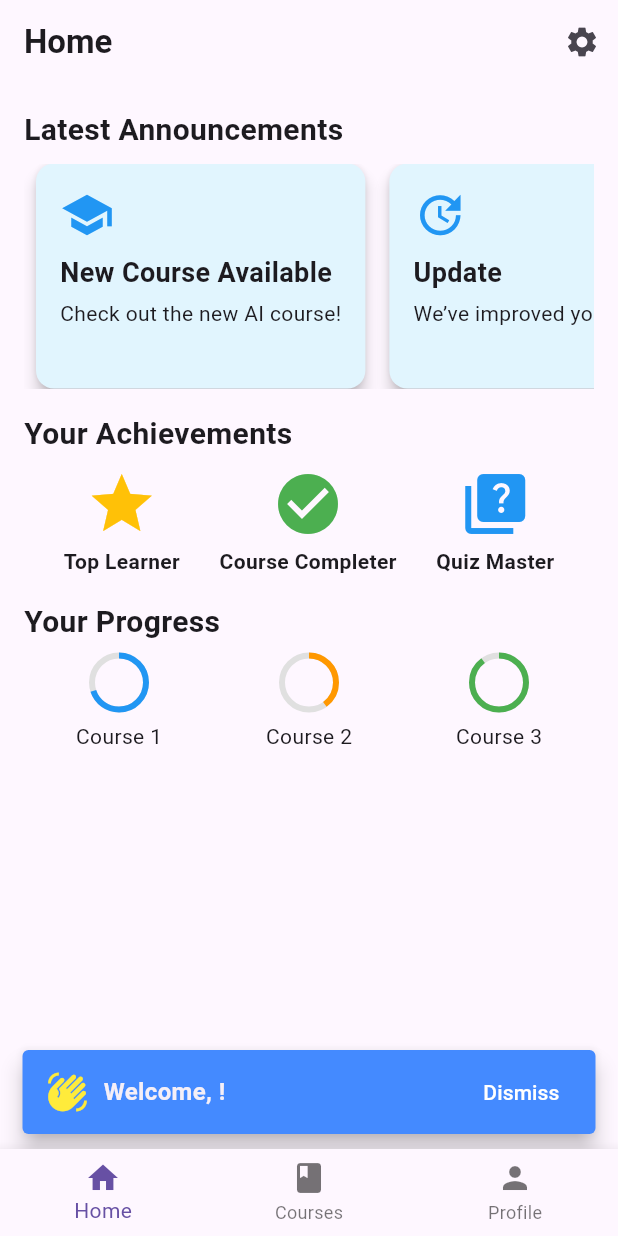
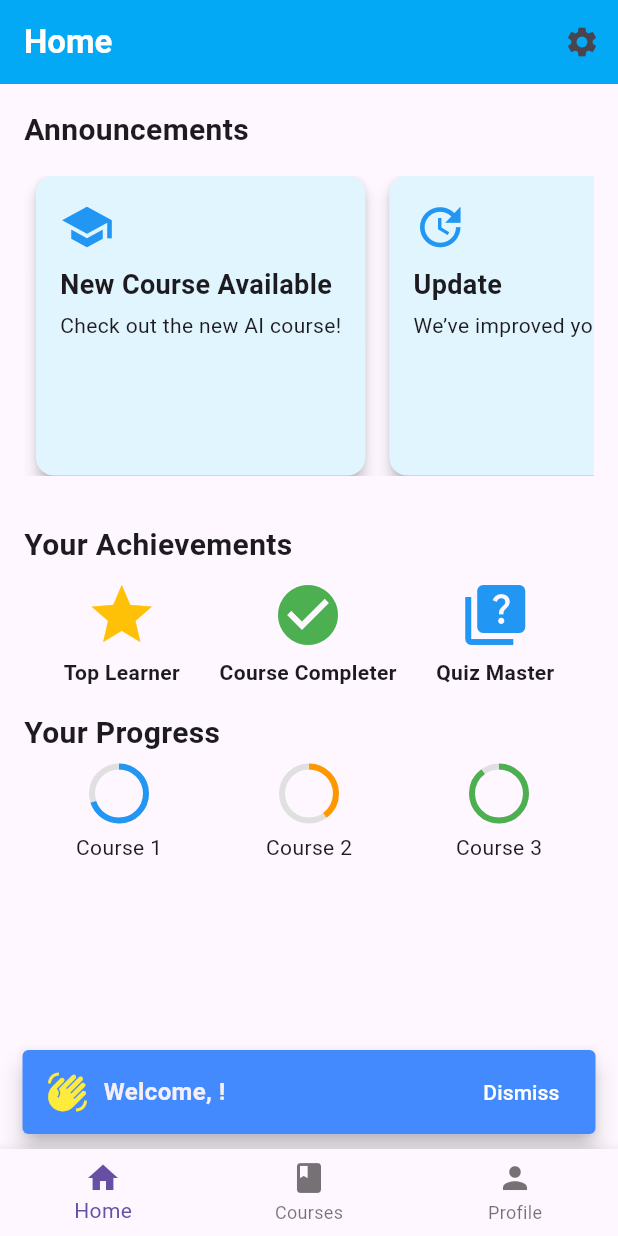
Before and after one commit to Zolender/Edifun, a Flutter app: the HomePage screen opened directly, on a phone screen of 412 x 824 dp. Run offline on Flutter 3.47's test engine with Material 3 defaults, Android fonts, the phone set to English and light mode, and no system bars; our stand-ins replace cloud_firestore, firebase_auth, firebase_core; accounts and stored records are empty.

Commit message:
changing the appbar color

```diff
--- a/lib/pages/home.dart
+++ b/lib/pages/home.dart
@@ -24,6 +24,7 @@ class _HomePageState extends State<HomePage> with SingleTickerProviderStateMixin
     });
   }
 
+
  // Show enhanced welcome snackbar
 void showEnhancedWelcomeSnackbar(BuildContext context) {
   final user = FirebaseAuth.instance.currentUser;
@@ -48,12 +49,14 @@ class _HomePageState extends State<HomePage> with SingleTickerProviderStateMixin
         label: 'Dismiss',
         textColor: Colors.white,
         onPressed: () {
-            // Optional: Handle dismiss action
+          // Dismiss snackbar
+          ScaffoldMessenger.of(context).hideCurrentSnackBar();
         },
       ),
     ),
   );
 }
+
 
   // Handle navigation for BottomNavigationBar
   void _onItemTapped(int index) {
@@ -86,8 +89,9 @@ class _HomePageState extends State<HomePage> with SingleTickerProviderStateMixin
       appBar: AppBar(
         title: const Text(
           'Home',
-          style: TextStyle(fontSize: 22, fontWeight: FontWeight.bold),
+          style: TextStyle(fontSize: 22, fontWeight: FontWeight.bold, color: Colors.white),
         ),
+        backgroundColor: Colors.lightBlue,
         actions: [
           IconButton(
             icon: const Icon(Icons.settings),
@@ -107,12 +111,12 @@ class _HomePageState extends State<HomePage> with SingleTickerProviderStateMixin
           children: [
             // Announcements Section
             const Text(
-              'Latest Announcements',
+              'Announcements',
               style: TextStyle(fontSize: 20, fontWeight: FontWeight.bold),
             ),
-            const SizedBox(height: 8),
+            const SizedBox(height: 16),
             SizedBox(
-              height: 150,
+              height: 200,
               child: ListView(
                 scrollDirection: Axis.horizontal,
                 children: [
@@ -122,7 +126,7 @@ class _HomePageState extends State<HomePage> with SingleTickerProviderStateMixin
                 ],
               ),
             ),
-            const SizedBox(height: 16),
+            const SizedBox(height: 32),
             // Badges Section
             const Text(
               'Your Achievements',
```
Lines whose indentation alone changed are shown as unchanged.
